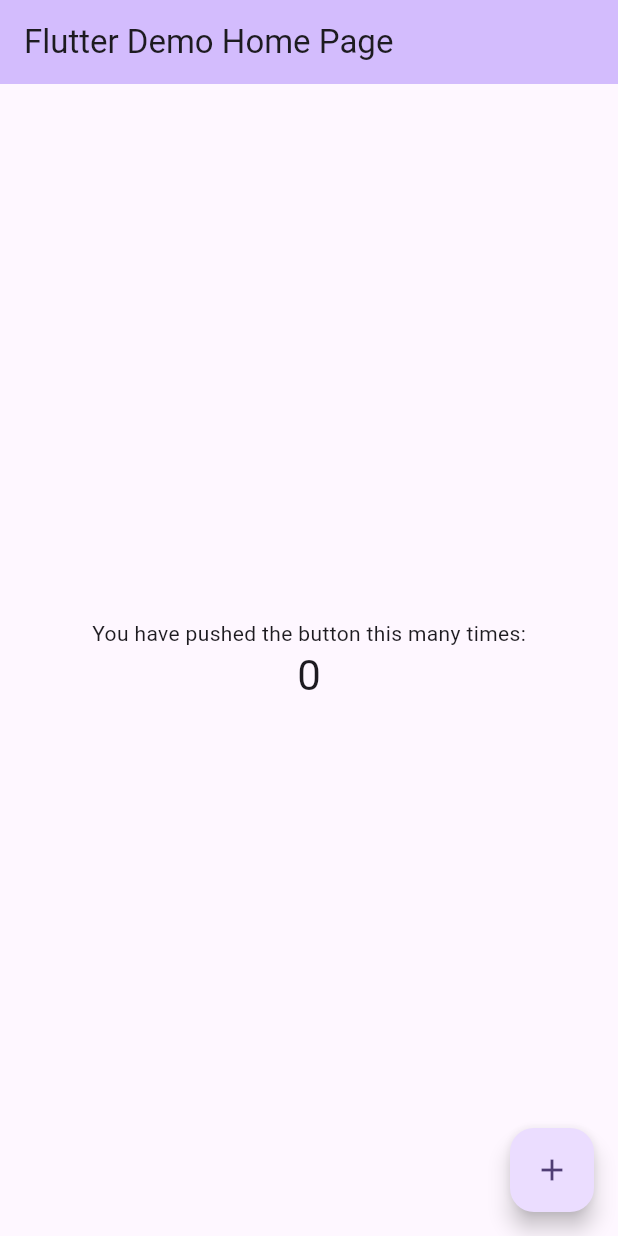
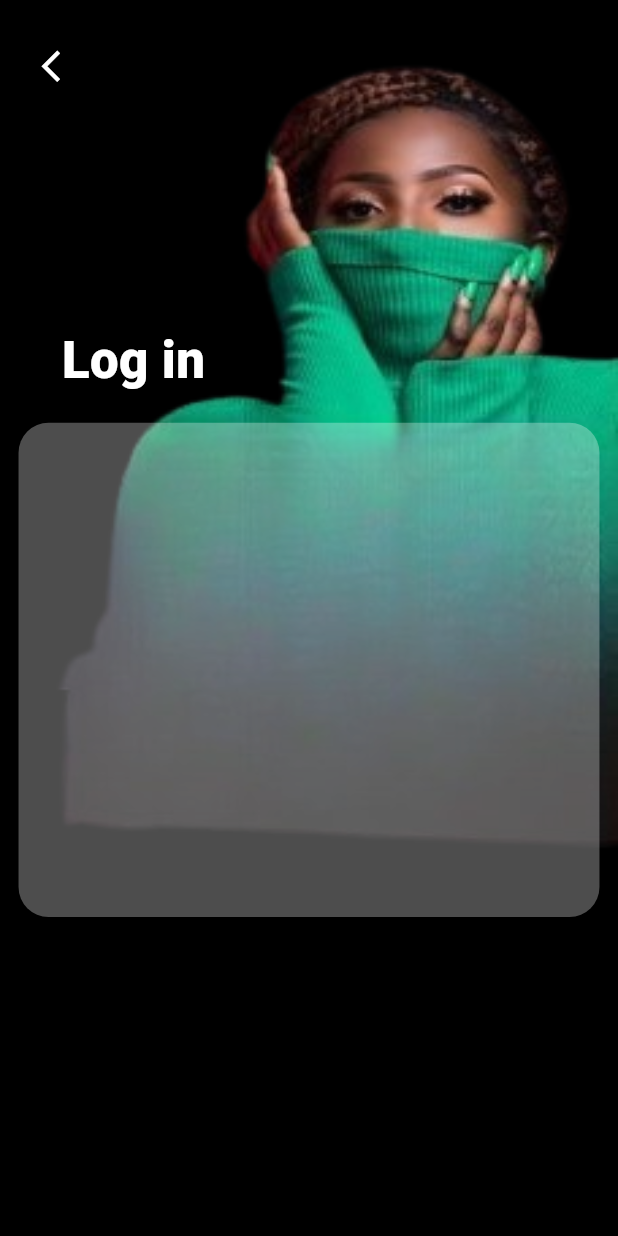
Before and after one commit to farizfarooqui/test_task, a Flutter app: the screen it shows after launch, on a phone screen of 412 x 824 dp. Run offline on Flutter 3.47's test engine with Material 3 defaults, Android fonts, the phone set to English and light mode, and no system bars.

Commit message:
foreground widget

```diff
--- /dev/null
+++ b/lib/Features/Authentication/login_screen.dart
@@ -0,0 +1,79 @@
+import 'package:flutter/material.dart';
+
+class LoginScreen extends StatelessWidget {
+  const LoginScreen({super.key});
+
+  @override
+  Widget build(BuildContext context) {
+    return Scaffold(
+      body: Stack(
+        children: [
+          SizedBox(
+            height: double.maxFinite,
+            width: double.maxFinite,
+            child: Image.asset(
+              'assets/images/Bg_image.png',
+              fit: BoxFit.fill,
+            ),
+          ),
+          SizedBox(
+            height: double.maxFinite,
+            width: double.maxFinite,
+            child: Column(
+              mainAxisAlignment: MainAxisAlignment.start,
+              crossAxisAlignment: CrossAxisAlignment.start,
+              children: [
+                Padding(
+                  padding: const EdgeInsets.only(left: 10, top: 20),
+                  child: IconButton(
+                      onPressed: () {},
+                      icon: const Icon(
+                        Icons.arrow_back_ios_new,
+                        color: Colors.white,
+                        size: 25,
+                      )),
+                ),
+                Container(
+                  margin: EdgeInsets.only(
+                      top: MediaQuery.of(context).size.height * 0.18),
+                  child: Column(
+                    mainAxisAlignment: MainAxisAlignment.start,
+                    crossAxisAlignment: CrossAxisAlignment.start,
+                    children: [
+                      Padding(
+                        padding: EdgeInsets.only(
+                            bottom: MediaQuery.of(context).size.width * 0.04,
+                            left: MediaQuery.of(context).size.width * 0.1),
+                        child: const Text(
+                          'Log in',
+                          style: TextStyle(
+                              color: Colors.white,
+                              fontSize: 34,
+                              fontWeight: FontWeight.w800),
+                        ),
+                      ),
+                      Center(
+                        child: Container(
+                          height: MediaQuery.of(context).size.height * 0.4,
+                          width: MediaQuery.of(context).size.width * 0.94,
+                          decoration: BoxDecoration(
+                            borderRadius: BorderRadius.circular(20),
+                            color: Colors.white.withOpacity(
+                                0.3), //how make this color blur effect
+                            border: Border.all(
+                              color: Colors.transparent,
+                            ),
+                          ),
+                        ),
+                      ),
+                    ],
+                  ),
+                )
+              ],
+            ),
+          ),
+        ],
+      ),
+    );
+  }
+}
--- a/lib/main.dart
+++ b/lib/main.dart
@@ -1,4 +1,5 @@
 import 'package:flutter/material.dart';
+import 'package:test_task/Features/Authentication/login_screen.dart';
 
 void main() {
   runApp(const MyApp());
@@ -7,119 +8,11 @@ void main() {
 class MyApp extends StatelessWidget {
   const MyApp({super.key});
 
-  // This widget is the root of your application.
   @override
   Widget build(BuildContext context) {
-    return MaterialApp(
-      title: 'Flutter Demo',
-      theme: ThemeData(
-        // This is the theme of your application.
-        //
-        // TRY THIS: Try running your application with "flutter run". You'll see
-        // the application has a purple toolbar. Then, without quitting the app,
-        // try changing the seedColor in the colorScheme below to Colors.green
-        // and then invoke "hot reload" (save your changes or press the "hot
-        // reload" button in a Flutter-supported IDE, or press "r" if you used
-        // the command line to start the app).
-        //
-        // Notice that the counter didn't reset back to zero; the application
-        // state is not lost during the reload. To reset the state, use hot
-        // restart instead.
-        //
-        // This works for code too, not just values: Most code changes can be
-        // tested with just a hot reload.
-        colorScheme: ColorScheme.fromSeed(seedColor: Colors.deepPurple),
-        useMaterial3: true,
-      ),
-      home: const MyHomePage(title: 'Flutter Demo Home Page'),
+    return const MaterialApp(
+      debugShowCheckedModeBanner: false,
+      home: LoginScreen(),
     );
   }
 }
-
-class MyHomePage extends StatefulWidget {
-  const MyHomePage({super.key, required this.title});
-
-  // This widget is the home page of your application. It is stateful, meaning
-  // that it has a State object (defined below) that contains fields that affect
-  // how it looks.
-
-  // This class is the configuration for the state. It holds the values (in this
-  // case the title) provided by the parent (in this case the App widget) and
-  // used by the build method of the State. Fields in a Widget subclass are
-  // always marked "final".
-
-  final String title;
-
-  @override
-  State<MyHomePage> createState() => _MyHomePageState();
-}
-
-class _MyHomePageState extends State<MyHomePage> {
-  int _counter = 0;
-
-  void _incrementCounter() {
-    setState(() {
-      // This call to setState tells the Flutter framework that something has
-      // changed in this State, which causes it to rerun the build method below
-      // so that the display can reflect the updated values. If we changed
-      // _counter without calling setState(), then the build method would not be
-      // called again, and so nothing would appear to happen.
-      _counter++;
-    });
-  }
-
-  @override
-  Widget build(BuildContext context) {
-    // This method is rerun every time setState is called, for instance as done
-    // by the _incrementCounter method above.
-    //
-    // The Flutter framework has been optimized to make rerunning build methods
-    // fast, so that you can just rebuild anything that needs updating rather
-    // than having to individually change instances of widgets.
-    return Scaffold(
-      appBar: AppBar(
-        // TRY THIS: Try changing the color here to a specific color (to
-        // Colors.amber, perhaps?) and trigger a hot reload to see the AppBar
-        // change color while the other colors stay the same.
-        backgroundColor: Theme.of(context).colorScheme.inversePrimary,
-        // Here we take the value from the MyHomePage object that was created by
-        // the App.build method, and use it to set our appbar title.
-        title: Text(widget.title),
-      ),
-      body: Center(
-        // Center is a layout widget. It takes a single child and positions it
-        // in the middle of the parent.
-        child: Column(
-          // Column is also a layout widget. It takes a list of children and
-          // arranges them vertically. By default, it sizes itself to fit its
-          // children horizontally, and tries to be as tall as its parent.
-          //
-          // Column has various properties to control how it sizes itself and
-          // how it positions its children. Here we use mainAxisAlignment to
-          // center the children vertically; the main axis here is the vertical
-          // axis because Columns are vertical (the cross axis would be
-          // horizontal).
-          //
-          // TRY THIS: Invoke "debug painting" (choose the "Toggle Debug Paint"
-          // action in the IDE, or press "p" in the console), to see the
-          // wireframe for each widget.
-          mainAxisAlignment: MainAxisAlignment.center,
-          children: <Widget>[
-            const Text(
-              'You have pushed the button this many times:',
-            ),
-            Text(
-              '$_counter',
-              style: Theme.of(context).textTheme.headlineMedium,
-            ),
-          ],
-        ),
-      ),
-      floatingActionButton: FloatingActionButton(
-        onPressed: _incrementCounter,
-        tooltip: 'Increment',
-        child: const Icon(Icons.add),
-      ), // This trailing comma makes auto-formatting nicer for build methods.
-    );
-  }
-}
```
Also changed, not shown: pubspec.yaml (+4 -6 lines), assets/images/Bg_image.jpg (added), assets/images/Bg_image.png (added).
